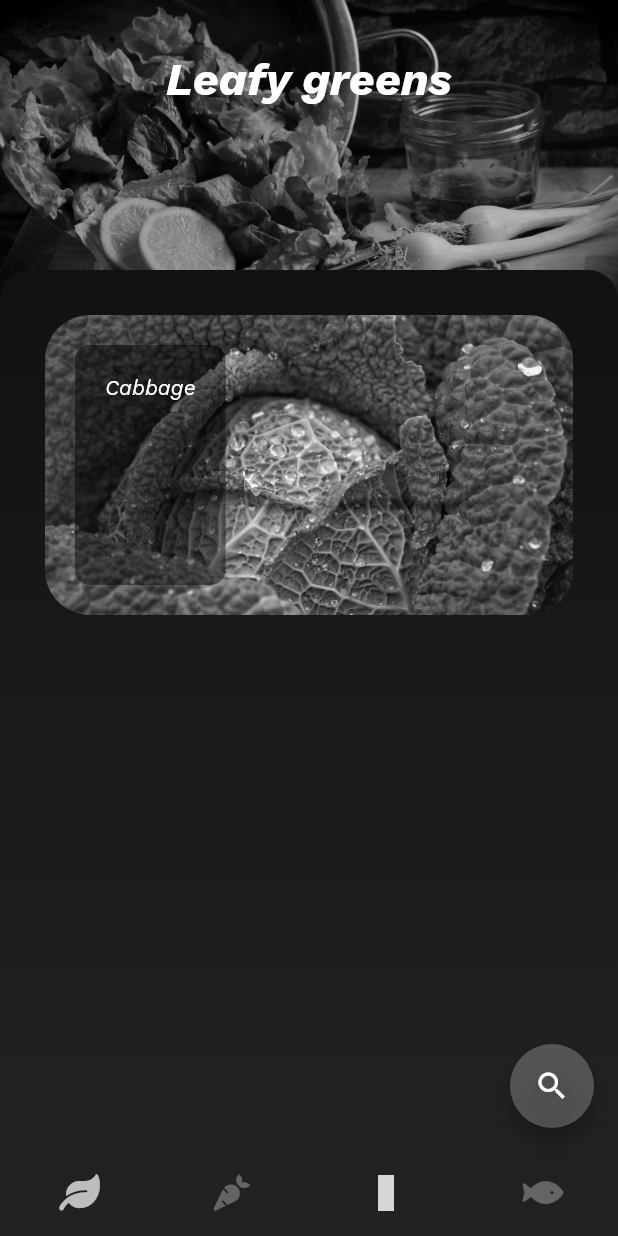
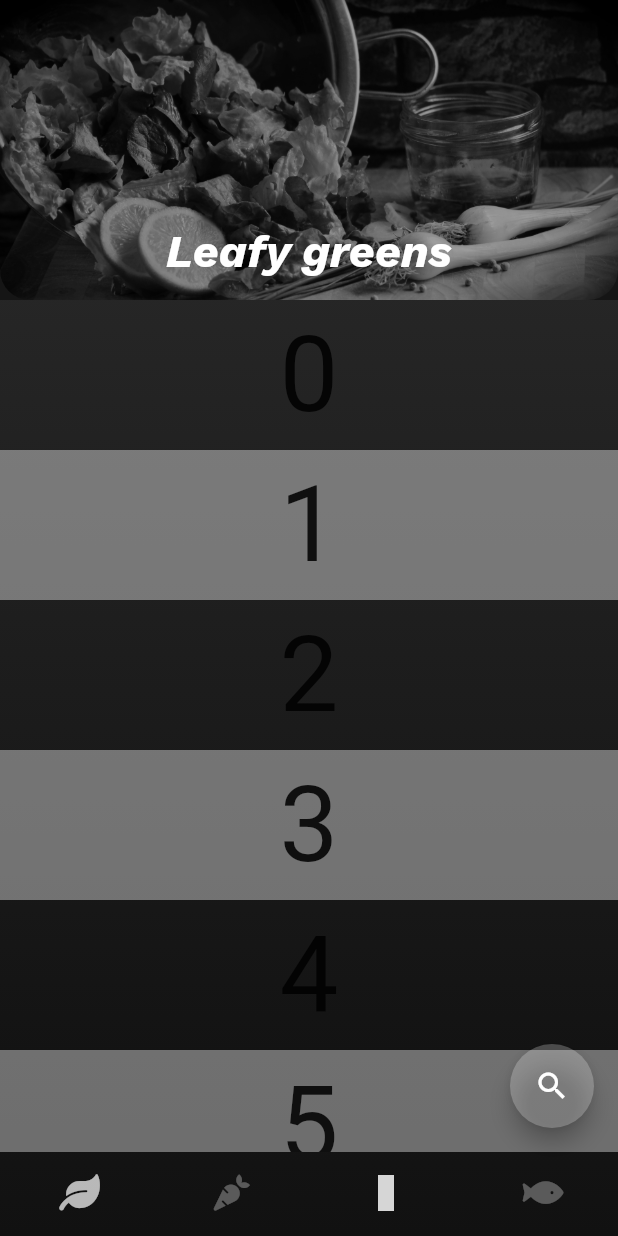
Before and after one commit to 3enedict/limelight, a Flutter app: the screen it shows after launch, on a phone screen of 412 x 824 dp. Run offline on Flutter 3.47's test engine with Material 2 defaults, Android fonts, the light colour scheme and no system bars; our stand-ins replace fluttericon, google_fonts; statements that could not run were skipped; grey boxes are pictures that could not be loaded.

Commit message:
Made appbar a sliverappbar for nice scrolling

```diff
--- a/lib/main.dart
+++ b/lib/main.dart
@@ -1,5 +1,4 @@
 import 'package:flutter/material.dart';
-import 'dart:ui';
 
 import 'package:fluttericon/font_awesome5_icons.dart';
 import 'package:fluttericon/rpg_awesome_icons.dart';
@@ -32,14 +31,24 @@ class IngredientsPage extends StatelessWidget {
       decoration: const BoxDecoration(
         gradient: LinearGradient(
           colors: [
+            Color(0xFF333333),
             Color(0xFF111111),
-            Color(0xFF222222),
           ],
           begin: Alignment.topCenter,
           end: Alignment.bottomCenter,
         ),
       ),
-      child: Scaffold(
+      child: const LeafyGreensPage(),
+    );
+  }
+}
+
+class LeafyGreensPage extends StatelessWidget {
+  const LeafyGreensPage({super.key});
+
+  @override
+  Widget build(BuildContext context) {
+    return Scaffold(
       backgroundColor: Colors.transparent,
       bottomNavigationBar: BottomNavigationBar(
         type: BottomNavigationBarType.fixed,
@@ -60,7 +69,7 @@ class IngredientsPage extends StatelessWidget {
           ),
           BottomNavigationBarItem(
             icon: Icon(RpgAwesome.meat),
-              label: 'Meat & Eggs',
+            label: 'Meats & Eggs',
           ),
           BottomNavigationBarItem(
             icon: Icon(FontAwesome5.fish),
@@ -73,23 +82,32 @@ class IngredientsPage extends StatelessWidget {
         onPressed: () {},
         child: const Icon(Icons.search),
       ),
-        body: const LeafyGreensPage(),
+      body: CustomScrollView(
+        slivers: <Widget>[
+          SliverAppBar(
+            pinned: true,
+            snap: false,
+            floating: false,
+            expandedHeight: 200.0,
+            backgroundColor: const Color(0xFF222222),
+            flexibleSpace: FlexibleSpaceBar(
+              centerTitle: true,
+              title: Text(
+                'Leafy greens',
+                style: GoogleFonts.workSans(
+                  textStyle: const TextStyle(
+                    fontWeight: FontWeight.bold,
+                    fontStyle: FontStyle.italic,
+                    color: Colors.white,
                   ),
-    );
-  }
-}
-
-class LeafyGreensPage extends StatelessWidget {
-  const LeafyGreensPage({super.key});
-
-  @override
-  Widget build(BuildContext context) {
-    return Stack(
-      children: [
-        Container(
-          height: 200,
-          width: double.infinity,
+                ),
+              ),
+              background: Container(
                 decoration: const BoxDecoration(
+                  borderRadius: BorderRadius.vertical(
+                    top: Radius.circular(0),
+                    bottom: Radius.circular(20),
+                  ),
                   image: DecorationImage(
                     alignment: Alignment.topCenter,
                     fit: BoxFit.cover,
@@ -101,105 +119,23 @@ class LeafyGreensPage extends StatelessWidget {
                   ),
                 ),
                 child: Container(
-            height: 200,
-            width: double.infinity,
-            color: Colors.black26,
-            alignment: Alignment.topCenter,
-            child: Text(
-              '\nLeafy greens',
-              style: GoogleFonts.workSans(
-                textStyle: const TextStyle(
-                  fontWeight: FontWeight.bold,
-                  fontStyle: FontStyle.italic,
-                  fontSize: 30,
-                  color: Colors.white,
+                  color: Colors.black38,
                 ),
               ),
             ),
           ),
+          SliverList(
+            delegate: SliverChildBuilderDelegate(
+              (BuildContext context, int index) {
+                return Container(
+                  color: index.isOdd ? Colors.white38 : Colors.black12,
+                  height: 100.0,
+                  child: Center(
+                    child: Text('$index', textScaleFactor: 5),
                   ),
-        ListView(
-          children: [
-            Container(
-              height: 180,
-            ),
-            Container(
-              decoration: const BoxDecoration(
-                borderRadius: BorderRadius.vertical(
-                  top: Radius.circular(20),
-                  bottom: Radius.circular(0),
-                ),
-                gradient: LinearGradient(
-                  colors: [
-                    Color(0xFF111111),
-                    Color(0xFF222222),
-                  ],
-                  begin: Alignment.topCenter,
-                  end: Alignment.bottomCenter,
-                ),
-              ),
-              constraints: BoxConstraints(
-                minHeight: MediaQuery.of(context).size.height - 180 - 56,
-              ),
-              child: Column(
-                children: const [
-                  LeafyGreens(),
-                ],
-              ),
-            ),
-          ],
-        ),
-      ],
                 );
-  }
-}
-
-class LeafyGreens extends StatelessWidget {
-  const LeafyGreens({super.key});
-
-  @override
-  Widget build(BuildContext context) {
-    return Container(
-      decoration: BoxDecoration(
-        borderRadius: BorderRadius.circular(30),
-        image: const DecorationImage(
-          alignment: Alignment.topCenter,
-          fit: BoxFit.cover,
-          colorFilter: ColorFilter.mode(
-            Colors.grey,
-            BlendMode.saturation,
-          ),
-          image: AssetImage('assets/Savoy Cabbage.jpg'),
-        ),
-      ),
-      height: 200,
-      margin: const EdgeInsets.fromLTRB(30, 30, 30, 10),
-      child: Row(
-        children: [
-          Flexible(
-            child: Container(
-              margin: const EdgeInsets.all(20),
-              padding: const EdgeInsets.all(20),
-              decoration: BoxDecoration(
-                borderRadius: BorderRadius.circular(10),
-                color: Colors.black45,
-              ),
-              height: 160,
-              child: Text(
-                'Cabbage',
-                style: GoogleFonts.workSans(
-                  textStyle: const TextStyle(
-                    fontStyle: FontStyle.italic,
-                    color: Colors.white,
-                  ),
-                ),
-              ),
-            ),
-          ),
-          Expanded(
-            child: Container(
-              margin: const EdgeInsets.all(20),
-              color: Colors.transparent,
+              },
+              childCount: 20,
             ),
           ),
         ],
--- a/pubspec.yaml
+++ b/pubspec.yaml
@@ -24,4 +24,4 @@ flutter:
   assets:
     - assets/Vegetables.webp
     - assets/Leafy Greeens.jpg
-    - assets/Savoy Cabbage.jpg
+    - assets/Cabbage.png
```
Also changed, not shown: assets/Cabbage.png (added), assets/Savoy Cabbage.jpg (deleted). Lines whose indentation alone changed are shown as unchanged.
